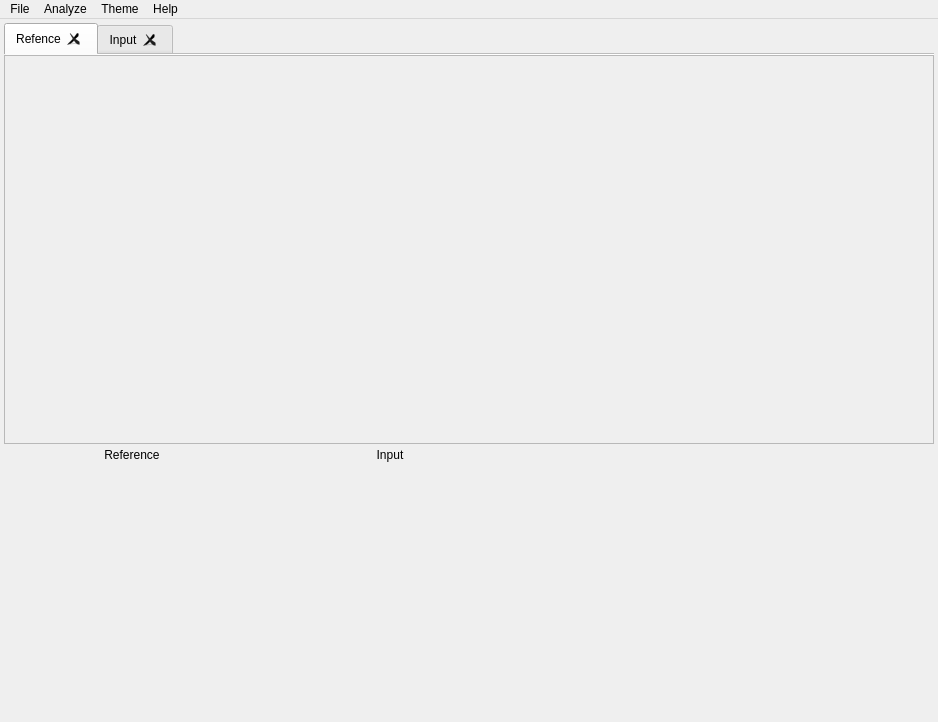
Qt form src/imcompare.ui (chaosink/imcompare) before a commit.
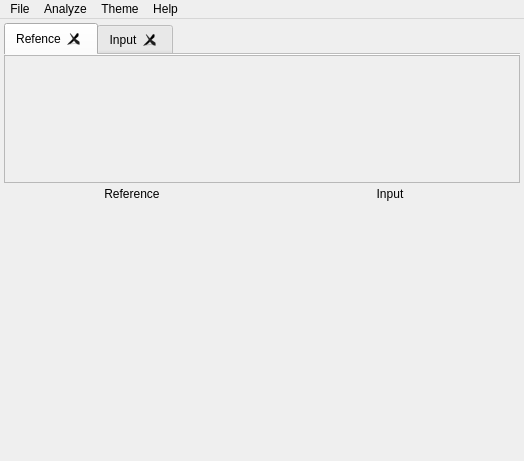
The same form after that commit. Custom widgets are drawn as their Qt base class.

```diff
--- a/src/imcompare.ui
+++ b/src/imcompare.ui
@@ -6,8 +6,8 @@
    <rect>
     <x>0</x>
     <y>0</y>
-    <width>938</width>
-    <height>722</height>
+    <width>524</width>
+    <height>461</height>
    </rect>
   </property>
   <property name="acceptDrops">
@@ -77,8 +77,8 @@
             <rect>
              <x>0</x>
              <y>0</y>
-             <width>928</width>
-             <height>387</height>
+             <width>514</width>
+             <height>126</height>
             </rect>
            </property>
            <layout class="QHBoxLayout" name="horizontalLayout_3">
@@ -195,12 +195,6 @@
     </item>
     <item>
      <widget class="QWidget" name="widget" native="true">
-      <property name="minimumSize">
-       <size>
-        <width>0</width>
-        <height>200</height>
-       </size>
-      </property>
       <layout class="QHBoxLayout" name="horizontalLayout">
        <property name="spacing">
         <number>2</number>
@@ -340,7 +334,7 @@
     <rect>
      <x>0</x>
      <y>0</y>
-     <width>938</width>
+     <width>524</width>
      <height>19</height>
     </rect>
    </property>
```
Left out of the diff: 4 changed lines with no effect on the pictures.
